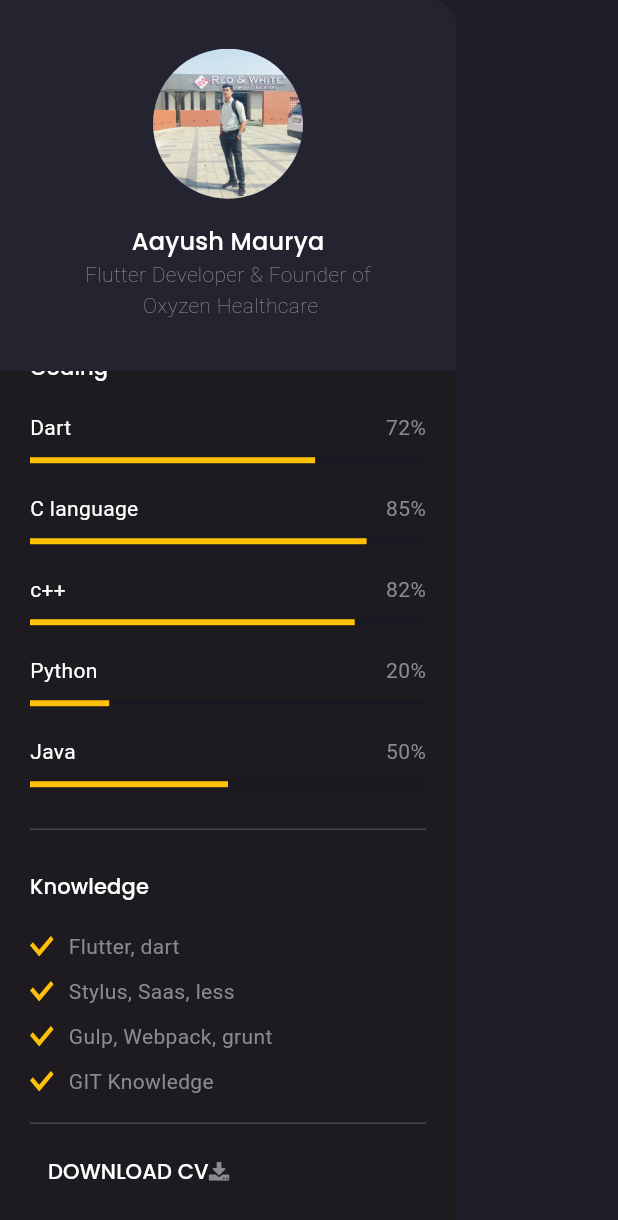
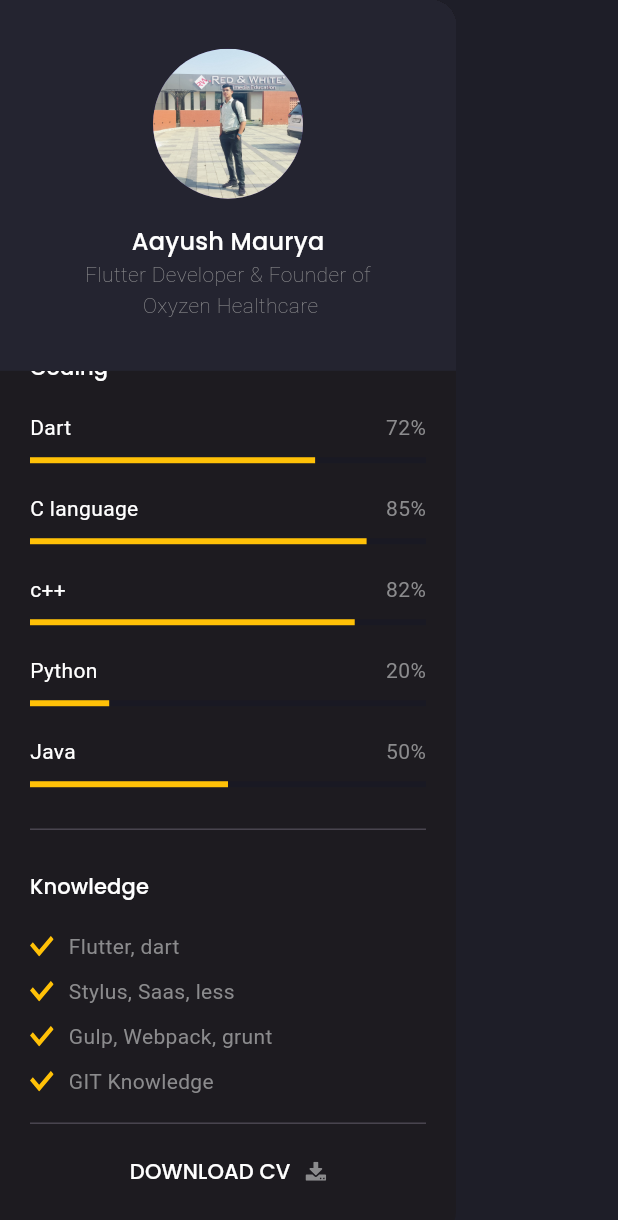
Before and after one commit to MauryaAayush/portfolio_website, a Flutter app: the Show_Menu widget shown alone on an empty page, opened directly, scrolled down 359 dp, after a tap on "DOWNLOAD CV", on a phone screen of 412 x 824 dp. Shown: the top 1220 px of the screen. Run offline on Flutter 3.47's test engine with Material 3 defaults, Android fonts, the phone set to English and light mode, and no system bars; our stand-ins replace flutter_svg, google_fonts.

Commit message:
Radhey Radhey

```diff
--- a/lib/screens/main/Components/Side_Menu.dart
+++ b/lib/screens/main/Components/Side_Menu.dart
@@ -4,7 +4,6 @@ import 'package:flutter/widgets.dart';
 import 'package:flutter_svg/flutter_svg.dart';
 import 'package:portfolio_website/constants.dart';
 
-import '../../../Components/AnimatedCircularProgessIndicator.dart';
 import 'Area_Info_Text.dart';
 import 'Coding.dart';
 import 'Knowledge.dart';
@@ -40,17 +39,24 @@ Drawer Show_Menu(BuildContext context) {
               Coding(),
               Knowledge(),
               Divider(),
-              TextButton(onPressed: () {
-
-              }, child: Row(
+              TextButton(
+                  onPressed: () {},
+                  child: FittedBox(
+                    child: Row(
                       children: [
-                  Text('DOWNLOAD CV',style: TextStyle(
-                    color: Theme.of(context).textTheme.titleLarge!.color,
+                        Text(
+                          'DOWNLOAD CV',
+                          style: TextStyle(
+                            color:
+                                Theme.of(context).textTheme.titleLarge!.color,
                           ),
                         ),
-
+                        SizedBox(
+                          width: defaultPadding / 2,
+                        ),
                         SvgPicture.asset("assets/icons/download.svg"),
                       ],
+                    ),
                   ))
             ],
           ),
```
Lines whose indentation alone changed are shown as unchanged.
